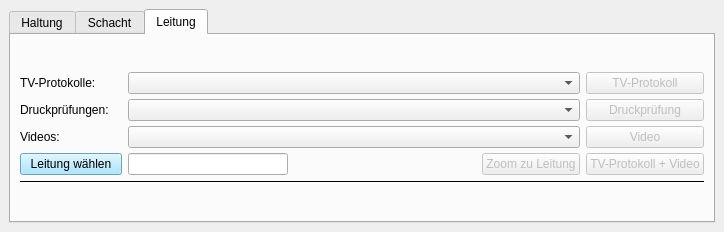
a-matz/QGis_document_connector, file ui/protokolle_oeffnen.ui: the form before one commit.
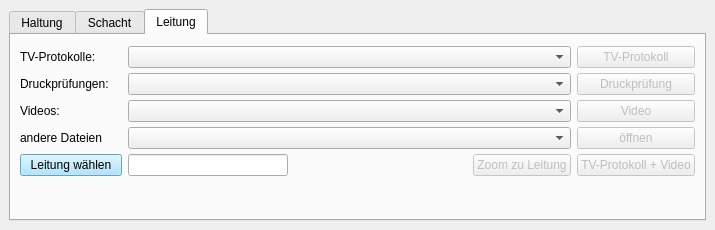
The form after the commit. The open tabs and pages were chosen to show the change.

Diff of the .ui file:
```diff
--- a/ui/protokolle_oeffnen.ui
+++ b/ui/protokolle_oeffnen.ui
@@ -6,8 +6,8 @@
    <rect>
     <x>0</x>
     <y>0</y>
-    <width>724</width>
-    <height>232</height>
+    <width>715</width>
+    <height>230</height>
    </rect>
   </property>
   <property name="windowTitle">
@@ -582,50 +582,7 @@
           <property name="verticalSpacing">
            <number>5</number>
           </property>
-          <item row="3" column="5">
-           <spacer name="horizontalSpacer_5">
-            <property name="orientation">
-             <enum>Qt::Horizontal</enum>
-            </property>
-            <property name="sizeHint" stdset="0">
-             <size>
-              <width>40</width>
-              <height>20</height>
-             </size>
-            </property>
-           </spacer>
-          </item>
-          <item row="2" column="0">
-           <widget class="QLabel" name="label_5">
-            <property name="text">
-             <string>Videos:</string>
-            </property>
-           </widget>
-          </item>
-          <item row="3" column="3">
-           <spacer name="horizontalSpacer_6">
-            <property name="orientation">
-             <enum>Qt::Horizontal</enum>
-            </property>
-            <property name="sizeHint" stdset="0">
-             <size>
-              <width>60</width>
-              <height>20</height>
-             </size>
-            </property>
-           </spacer>
-          </item>
-          <item row="1" column="0">
-           <widget class="QLabel" name="label_8">
-            <property name="text">
-             <string>Druckprüfungen:</string>
-            </property>
-           </widget>
-          </item>
-          <item row="0" column="2" colspan="5">
-           <widget class="QComboBox" name="combobox_tv_leitung"/>
-          </item>
-          <item row="3" column="6">
+          <item row="4" column="6">
            <widget class="QPushButton" name="button_zoom_leitung">
             <property name="enabled">
              <bool>false</bool>
@@ -635,27 +592,47 @@
             </property>
            </widget>
           </item>
-          <item row="0" column="0">
-           <widget class="QLabel" name="label_9">
-            <property name="sizePolicy">
-             <sizepolicy hsizetype="Preferred" vsizetype="Preferred">
-              <horstretch>0</horstretch>
-              <verstretch>0</verstretch>
-             </sizepolicy>
+          <item row="1" column="7">
+           <widget class="QPushButton" name="button_l_druck">
+            <property name="enabled">
+             <bool>false</bool>
             </property>
             <property name="maximumSize">
              <size>
-              <width>85</width>
+              <width>150</width>
               <height>16777215</height>
              </size>
             </property>
             <property name="text">
-             <string>TV-Protokolle:</string>
+             <string>Druckprüfung</string>
             </property>
            </widget>
           </item>
-          <item row="3" column="7">
-           <widget class="QPushButton" name="button_tv_video_leitung">
+          <item row="4" column="2">
+           <widget class="QLineEdit" name="txt_leitungNr">
+            <property name="minimumSize">
+             <size>
+              <width>160</width>
+              <height>0</height>
+             </size>
+            </property>
+            <property name="maximumSize">
+             <size>
+              <width>200</width>
+              <height>16777215</height>
+             </size>
+            </property>
+           </widget>
+          </item>
+          <item row="2" column="0">
+           <widget class="QLabel" name="label_5">
+            <property name="text">
+             <string>Videos:</string>
+            </property>
+           </widget>
+          </item>
+          <item row="4" column="7">
+           <widget class="QPushButton" name="button_l_protokoll_video">
             <property name="enabled">
              <bool>false</bool>
             </property>
@@ -673,6 +650,28 @@
             </property>
            </widget>
           </item>
+          <item row="1" column="1">
+           <widget class="QLabel" name="txt_l_druck_anzahl">
+            <property name="sizePolicy">
+             <sizepolicy hsizetype="Preferred" vsizetype="Preferred">
+              <horstretch>0</horstretch>
+              <verstretch>0</verstretch>
+             </sizepolicy>
+            </property>
+            <property name="maximumSize">
+             <size>
+              <width>15</width>
+              <height>16777215</height>
+             </size>
+            </property>
+            <property name="text">
+             <string/>
+            </property>
+           </widget>
+          </item>
+          <item row="2" column="2" colspan="5">
+           <widget class="QComboBox" name="l_combobox_video"/>
+          </item>
           <item row="2" column="1">
            <widget class="QLabel" name="txt_video_anzahl_leitung">
             <property name="maximumSize">
@@ -686,10 +685,96 @@
             </property>
            </widget>
           </item>
-          <item row="1" column="2" colspan="5">
-           <widget class="QComboBox" name="combobox_druck_leitung"/>
+          <item row="0" column="2" colspan="5">
+           <widget class="QComboBox" name="l_combobox_protokoll"/>
           </item>
-          <item row="3" column="0" colspan="2">
+          <item row="4" column="4">
+           <widget class="QLabel" name="txt_l_ergebnisDP">
+            <property name="sizePolicy">
+             <sizepolicy hsizetype="Preferred" vsizetype="Preferred">
+              <horstretch>5</horstretch>
+              <verstretch>0</verstretch>
+             </sizepolicy>
+            </property>
+            <property name="minimumSize">
+             <size>
+              <width>90</width>
+              <height>0</height>
+             </size>
+            </property>
+            <property name="sizeIncrement">
+             <size>
+              <width>0</width>
+              <height>0</height>
+             </size>
+            </property>
+            <property name="text">
+             <string/>
+            </property>
+            <property name="alignment">
+             <set>Qt::AlignCenter</set>
+            </property>
+           </widget>
+          </item>
+          <item row="4" column="5">
+           <spacer name="horizontalSpacer_5">
+            <property name="orientation">
+             <enum>Qt::Horizontal</enum>
+            </property>
+            <property name="sizeHint" stdset="0">
+             <size>
+              <width>40</width>
+              <height>20</height>
+             </size>
+            </property>
+           </spacer>
+          </item>
+          <item row="0" column="7">
+           <widget class="QPushButton" name="button_l_protokoll">
+            <property name="enabled">
+             <bool>false</bool>
+            </property>
+            <property name="maximumSize">
+             <size>
+              <width>150</width>
+              <height>16777215</height>
+             </size>
+            </property>
+            <property name="focusPolicy">
+             <enum>Qt::NoFocus</enum>
+            </property>
+            <property name="text">
+             <string>TV-Protokoll</string>
+            </property>
+           </widget>
+          </item>
+          <item row="1" column="0">
+           <widget class="QLabel" name="label_8">
+            <property name="text">
+             <string>Druckprüfungen:</string>
+            </property>
+           </widget>
+          </item>
+          <item row="2" column="7">
+           <widget class="QPushButton" name="button_l_video">
+            <property name="enabled">
+             <bool>false</bool>
+            </property>
+            <property name="maximumSize">
+             <size>
+              <width>150</width>
+              <height>16777215</height>
+             </size>
+            </property>
+            <property name="focusPolicy">
+             <enum>Qt::NoFocus</enum>
+            </property>
+            <property name="text">
+             <string>Video</string>
+            </property>
+           </widget>
+          </item>
+          <item row="4" column="0" colspan="2">
            <widget class="QPushButton" name="button_select_leitung">
             <property name="autoFillBackground">
              <bool>false</bool>
@@ -702,74 +787,8 @@
             </property>
            </widget>
           </item>
-          <item row="2" column="7">
-           <widget class="QPushButton" name="button_video_leitung">
-            <property name="enabled">
-             <bool>false</bool>
-            </property>
-            <property name="maximumSize">
-             <size>
-              <width>150</width>
-              <height>16777215</height>
-             </size>
-            </property>
-            <property name="focusPolicy">
-             <enum>Qt::NoFocus</enum>
-            </property>
-            <property name="text">
-             <string>Video</string>
-            </property>
-           </widget>
-          </item>
-          <item row="1" column="7">
-           <widget class="QPushButton" name="button_druck_leitung">
-            <property name="enabled">
-             <bool>false</bool>
-            </property>
-            <property name="maximumSize">
-             <size>
-              <width>150</width>
-              <height>16777215</height>
-             </size>
-            </property>
-            <property name="focusPolicy">
-             <enum>Qt::NoFocus</enum>
-            </property>
-            <property name="text">
-             <string>Druckprüfung</string>
-            </property>
-           </widget>
-          </item>
-          <item row="3" column="4">
-           <widget class="QLabel" name="txt_ergebnisDP_leitung">
-            <property name="sizePolicy">
-             <sizepolicy hsizetype="Preferred" vsizetype="Preferred">
-              <horstretch>5</horstretch>
-              <verstretch>0</verstretch>
-             </sizepolicy>
-            </property>
-            <property name="minimumSize">
-             <size>
-              <width>90</width>
-              <height>0</height>
-             </size>
-            </property>
-            <property name="sizeIncrement">
-             <size>
-              <width>0</width>
-              <height>0</height>
-             </size>
-            </property>
-            <property name="text">
-             <string/>
-            </property>
-            <property name="alignment">
-             <set>Qt::AlignCenter</set>
-            </property>
-           </widget>
-          </item>
-          <item row="2" column="2" colspan="5">
-           <widget class="QComboBox" name="combobox_video_leitung"/>
+          <item row="1" column="2" colspan="5">
+           <widget class="QComboBox" name="l_combobox_druck"/>
           </item>
           <item row="0" column="1">
            <widget class="QLabel" name="txt_tv_anzahl_leitung">
@@ -790,78 +809,80 @@
             </property>
            </widget>
           </item>
-          <item row="3" column="2">
-           <widget class="QLineEdit" name="txt_leitungNr">
-            <property name="minimumSize">
-             <size>
-              <width>160</width>
-              <height>0</height>
-             </size>
-            </property>
-            <property name="maximumSize">
-             <size>
-              <width>200</width>
-              <height>16777215</height>
-             </size>
-            </property>
-           </widget>
-          </item>
-          <item row="0" column="7">
-           <widget class="QPushButton" name="button_tv_leitung">
-            <property name="enabled">
-             <bool>false</bool>
-            </property>
-            <property name="maximumSize">
-             <size>
-              <width>150</width>
-              <height>16777215</height>
-             </size>
-            </property>
-            <property name="focusPolicy">
-             <enum>Qt::NoFocus</enum>
-            </property>
-            <property name="text">
-             <string>TV-Protokoll</string>
-            </property>
-           </widget>
-          </item>
-          <item row="1" column="1">
-           <widget class="QLabel" name="txt_druck_anzahl_leitung">
-            <property name="sizePolicy">
-             <sizepolicy hsizetype="Preferred" vsizetype="Preferred">
-              <horstretch>0</horstretch>
-              <verstretch>0</verstretch>
-             </sizepolicy>
-            </property>
-            <property name="maximumSize">
-             <size>
-              <width>15</width>
-              <height>16777215</height>
-             </size>
-            </property>
-            <property name="text">
-             <string/>
-            </property>
-           </widget>
-          </item>
-          <item row="4" column="0" colspan="8">
-           <widget class="Line" name="line_2">
-            <property name="enabled">
-             <bool>true</bool>
-            </property>
-            <property name="frameShadow">
-             <enum>QFrame::Plain</enum>
-            </property>
-            <property name="lineWidth">
-             <number>1</number>
-            </property>
+          <item row="4" column="3">
+           <spacer name="horizontalSpacer_6">
             <property name="orientation">
              <enum>Qt::Horizontal</enum>
             </property>
+            <property name="sizeHint" stdset="0">
+             <size>
+              <width>60</width>
+              <height>20</height>
+             </size>
+            </property>
+           </spacer>
+          </item>
+          <item row="0" column="0">
+           <widget class="QLabel" name="label_9">
+            <property name="sizePolicy">
+             <sizepolicy hsizetype="Preferred" vsizetype="Preferred">
+              <horstretch>0</horstretch>
+              <verstretch>0</verstretch>
+             </sizepolicy>
+            </property>
+            <property name="maximumSize">
+             <size>
+              <width>85</width>
+              <height>16777215</height>
+             </size>
+            </property>
+            <property name="text">
+             <string>TV-Protokolle:</string>
+            </property>
+           </widget>
+          </item>
+          <item row="3" column="2" colspan="5">
+           <widget class="QComboBox" name="l_combobox_andere"/>
+          </item>
+          <item row="3" column="0">
+           <widget class="QLabel" name="label_11">
+            <property name="text">
+             <string>andere Dateien</string>
+            </property>
+           </widget>
+          </item>
+          <item row="3" column="1">
+           <widget class="QLabel" name="txt_l_andere_anzahl">
+            <property name="text">
+             <string/>
+            </property>
+           </widget>
+          </item>
+          <item row="3" column="7">
+           <widget class="QPushButton" name="button_l_andere">
+            <property name="enabled">
+             <bool>false</bool>
+            </property>
+            <property name="text">
+             <string>öffnen</string>
+            </property>
            </widget>
           </item>
          </layout>
         </item>
+        <item row="1" column="0">
+         <spacer name="verticalSpacer">
+          <property name="orientation">
+           <enum>Qt::Vertical</enum>
+          </property>
+          <property name="sizeHint" stdset="0">
+           <size>
+            <width>20</width>
+            <height>40</height>
+           </size>
+          </property>
+         </spacer>
+        </item>
        </layout>
       </widget>
      </widget>
```
Left out of the diff: 679 changed lines with no effect on the pictures.
